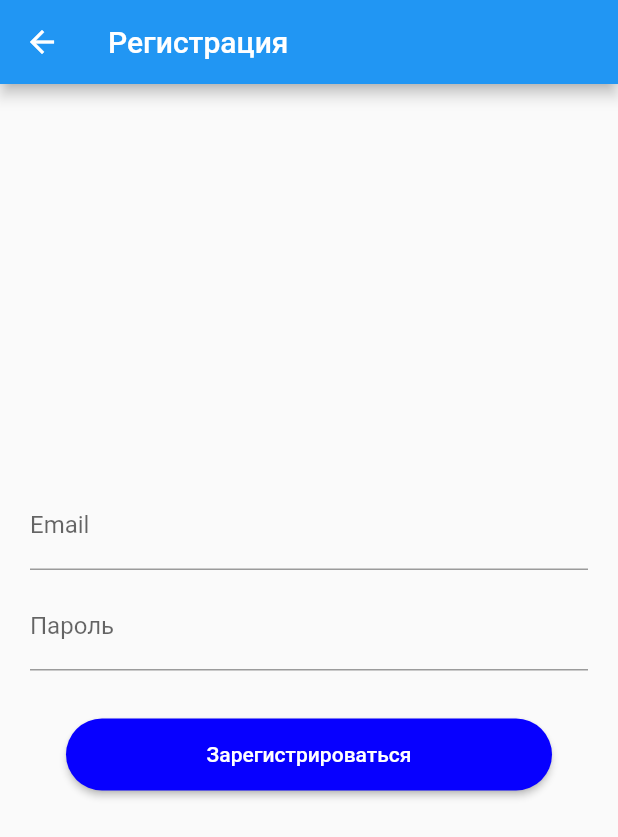
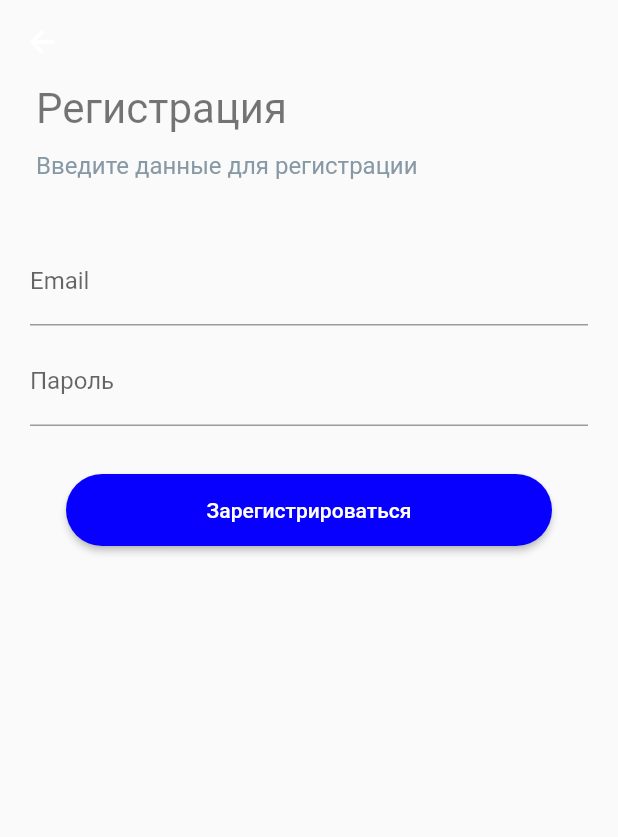
Before and after one commit to nullskill/open_weather_app, a Flutter app: the SignUpScreen screen opened directly, on a phone screen of 412 x 824 dp. Shown: the top 837 px of the screen. Run offline on Flutter 3.47's test engine with Material 2 defaults, Android fonts, the phone set to English and light mode, and no system bars; our stand-ins replace dio, firebase_auth, firebase_core, flutter_bloc, geolocator, permission_handler; missing offline and left inert: flow_builder; accounts and stored records are empty.

Commit message:
Дизайн страницы регистрации

```diff
--- a/lib/src/feature/authentication/widget/signup_screen.dart
+++ b/lib/src/feature/authentication/widget/signup_screen.dart
@@ -1,5 +1,6 @@
 import 'package:flutter/material.dart';
 import 'package:flutter_bloc/flutter_bloc.dart';
+import 'package:open_weather_app/src/common/theme/theme.dart';
 import 'package:open_weather_app/src/common/widget/action_button.dart';
 import 'package:open_weather_app/src/feature/authentication/cubit/signup/signup_cubit.dart';
 import 'package:open_weather_app/src/feature/authentication/data/authentication_repository.dart';
@@ -14,7 +15,34 @@ class SignUpScreen extends StatelessWidget {
   @override
   Widget build(BuildContext context) {
     return Scaffold(
-      appBar: AppBar(title: const Text('Регистрация')),
+      appBar: AppBar(
+        elevation: 0,
+        backgroundColor: Colors.transparent,
+        bottom: PreferredSize(
+          preferredSize: const Size.fromHeight(82),
+          child: SizedBox(
+            height: 82,
+            width: double.infinity,
+            child: Padding(
+              padding: const EdgeInsets.fromLTRB(24, 0, 24, 8),
+              child: Column(
+                crossAxisAlignment: CrossAxisAlignment.start,
+                children: [
+                  Text(
+                    'Регистрация',
+                    style: Theme.of(context).textTheme.headlineLarge?.copyWith(fontSize: 28),
+                  ),
+                  const SizedBox(height: 12),
+                  Text(
+                    'Введите данные для регистрации',
+                    style: Theme.of(context).textTheme.titleMedium?.copyWith(color: kSecondaryTextColor),
+                  ),
+                ],
+              ),
+            ),
+          ),
+        ),
+      ),
       body: Padding(
         padding: const EdgeInsets.all(20.0),
         child: BlocProvider<SignUpCubit>(
@@ -47,7 +75,6 @@ class SignUpForm extends StatelessWidget {
         }
       },
       child: Column(
-        mainAxisAlignment: MainAxisAlignment.center,
         children: [
           _EmailInput(),
           const SizedBox(height: 8),
```
